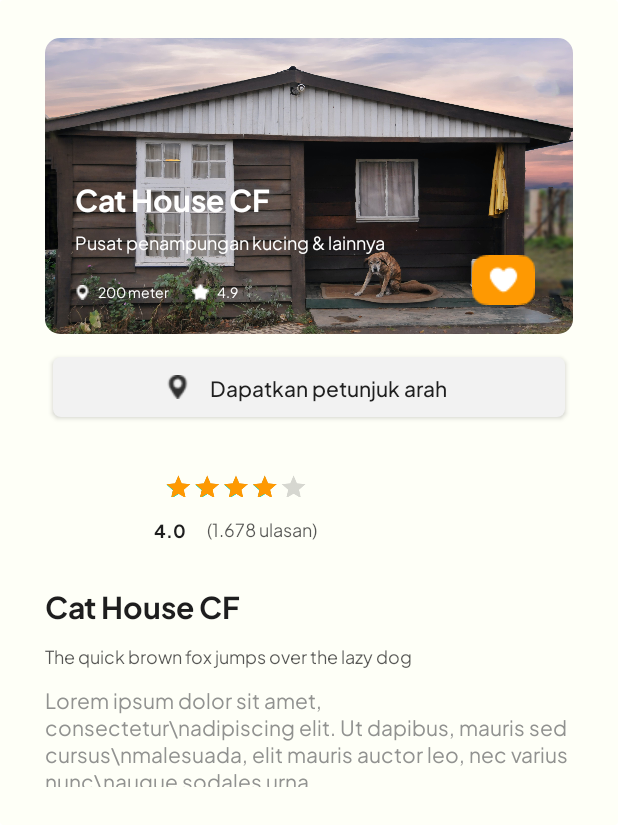
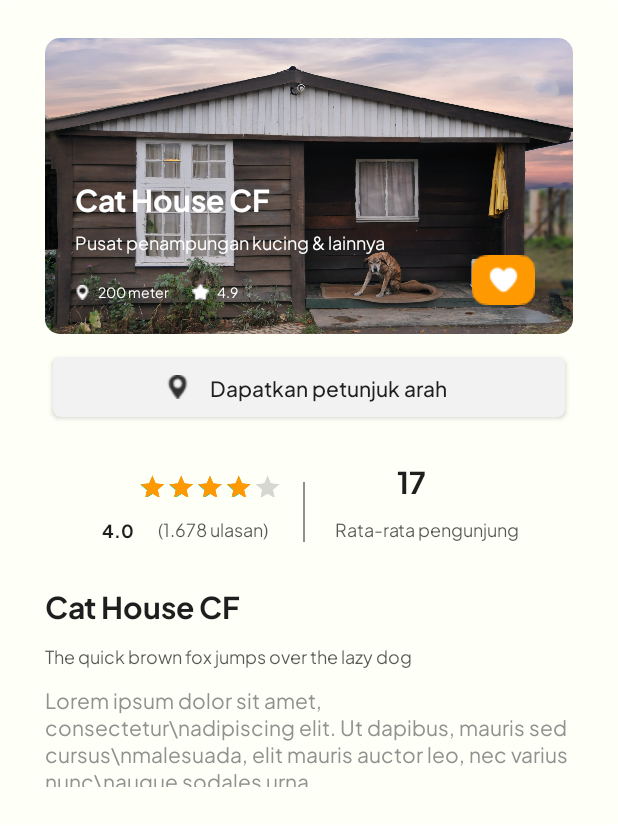
Before and after one commit to Hannn09/adoptify-apps, an Android app: the layout item_shelter.xml on its own in the app's theme, with its tools: preview values and no code run, on a phone screen of 412 x 824 dp. Shown: the top 826 px of the screen. Run offline under Robolectric (Android 15) with nearby library versions, the phone set to English and light mode, and no system bars.

Commit message:
revisi donation

```diff
--- a/app/src/main/res/layout/fragment_home.xml
+++ b/app/src/main/res/layout/fragment_home.xml
@@ -30,7 +30,7 @@
             android:layout_width="wrap_content"
             android:layout_height="wrap_content"
             android:layout_marginStart="30dp"
-            android:layout_marginTop="15dp"
+            android:layout_marginTop="8dp"
             android:fontFamily="@font/plus_jakarta_sans_bold"
             android:text="Hooman!"
             android:textColor="@color/headerColor"
@@ -42,7 +42,7 @@
             android:id="@+id/diamond"
             android:layout_width="16dp"
             android:layout_height="16dp"
-            android:layout_marginTop="8dp"
+            android:layout_marginTop="10dp"
             android:src="@drawable/ic_location_fill"
             app:layout_constraintStart_toStartOf="@+id/username"
             app:layout_constraintTop_toBottomOf="@+id/username" />
@@ -61,7 +61,7 @@
             android:layout_width="wrap_content"
             android:layout_height="wrap_content"
             android:layout_marginStart="7dp"
-            android:layout_marginTop="5dp"
+            android:layout_marginTop="8dp"
             android:fontFamily="@font/plus_jakarta_sans_regular"
             android:text="Kota Malang, Jawa Timur"
             android:textColor="@color/regularTextColor"
--- a/app/src/main/res/layout/item_shelter.xml
+++ b/app/src/main/res/layout/item_shelter.xml
@@ -33,27 +33,27 @@
             android:id="@+id/name_pet_house"
             android:layout_width="wrap_content"
             android:layout_height="wrap_content"
-            android:text="@string/dummy_name_pet"
-            android:fontFamily="@font/plus_jakarta_sans_bold"
-            android:textSize="20sp"
             android:layout_marginStart="20dp"
             android:layout_marginTop="115dp"
+            android:fontFamily="@font/plus_jakarta_sans_bold"
+            android:text="@string/dummy_name_pet"
             android:textColor="@color/white"
+            android:textSize="20sp"
             app:layout_constraintStart_toStartOf="@+id/imgShelter"
-            app:layout_constraintTop_toTopOf="parent"/>
+            app:layout_constraintTop_toTopOf="parent" />
 
         <TextView
             android:id="@+id/desc_pet"
             android:layout_width="260dp"
             android:layout_height="wrap_content"
-            android:text="@string/desc_pet_house"
-            android:fontFamily="@font/plus_jakarta_sans_regular"
-            android:textSize="12sp"
             android:layout_marginStart="20dp"
             android:layout_marginTop="5dp"
+            android:fontFamily="@font/plus_jakarta_sans_regular"
+            android:text="@string/desc_pet_house"
             android:textColor="@color/white"
+            android:textSize="12sp"
             app:layout_constraintStart_toStartOf="@+id/imgShelter"
-            app:layout_constraintTop_toBottomOf="@id/name_pet_house"/>
+            app:layout_constraintTop_toBottomOf="@id/name_pet_house" />
 
         <ImageView
             android:id="@+id/ic_location"
@@ -62,20 +62,20 @@
             android:layout_marginTop="20dp"
             android:src="@drawable/ic_location"
             app:layout_constraintStart_toStartOf="@id/desc_pet"
-            app:layout_constraintTop_toBottomOf="@id/desc_pet"/>
+            app:layout_constraintTop_toBottomOf="@id/desc_pet" />
 
         <TextView
             android:id="@+id/distance"
             android:layout_width="wrap_content"
             android:layout_height="wrap_content"
-            android:text="@string/dummy_distance"
-            android:fontFamily="@font/plus_jakarta_sans_regular"
-            android:textSize="9sp"
             android:layout_marginStart="5dp"
             android:layout_marginTop="17dp"
+            android:fontFamily="@font/plus_jakarta_sans_regular"
+            android:text="@string/dummy_distance"
             android:textColor="@color/white"
+            android:textSize="9sp"
             app:layout_constraintStart_toEndOf="@id/ic_location"
-            app:layout_constraintTop_toBottomOf="@id/desc_pet"/>
+            app:layout_constraintTop_toBottomOf="@id/desc_pet" />
 
         <ImageView
             android:id="@+id/ic_star"
@@ -83,31 +83,31 @@
             android:layout_height="wrap_content"
             android:layout_marginStart="15dp"
             android:src="@drawable/ic_star"
+            app:layout_constraintBottom_toBottomOf="@id/distance"
             app:layout_constraintStart_toEndOf="@id/distance"
-            app:layout_constraintTop_toTopOf="@id/distance"
-            app:layout_constraintBottom_toBottomOf="@id/distance"/>
+            app:layout_constraintTop_toTopOf="@id/distance" />
 
         <TextView
             android:id="@+id/rating"
             android:layout_width="wrap_content"
             android:layout_height="wrap_content"
-            android:text="4.9"
-            android:fontFamily="@font/plus_jakarta_sans_regular"
-            android:textSize="9sp"
             android:layout_marginStart="5dp"
             android:layout_marginTop="17dp"
+            android:fontFamily="@font/plus_jakarta_sans_regular"
+            android:text="4.9"
             android:textColor="@color/white"
+            android:textSize="9sp"
             app:layout_constraintStart_toEndOf="@id/ic_star"
-            app:layout_constraintTop_toBottomOf="@id/desc_pet"/>
+            app:layout_constraintTop_toBottomOf="@id/desc_pet" />
 
         <ImageView
             android:layout_width="wrap_content"
             android:layout_height="wrap_content"
+            android:layout_marginTop="0dp"
             android:layout_marginEnd="25dp"
-            android:layout_marginTop="0dp"
             android:src="@drawable/ic_love_shelter"
-            app:layout_constraintTop_toBottomOf="@id/desc_pet"
-            app:layout_constraintEnd_toEndOf="@id/imgShelter"/>
+            app:layout_constraintEnd_toEndOf="@id/imgShelter"
+            app:layout_constraintTop_toBottomOf="@id/desc_pet" />
 
         <androidx.appcompat.widget.AppCompatButton
             android:id="@+id/btnMaps"
@@ -115,14 +115,29 @@
             android:layout_height="40dp"
             android:layout_marginHorizontal="35dp"
             android:layout_marginVertical="15dp"
+            android:background="@drawable/background_button_fullnews"
+            android:drawableStart="@drawable/ic_maps"
+            android:fontFamily="@font/plus_jakarta_sans_medium"
+            android:gravity="start|center_vertical"
             android:paddingHorizontal="75dp"
             android:text="     Dapatkan petunjuk arah"
             android:textAllCaps="false"
-            android:background="@drawable/background_button_fullnews"
-            android:drawableStart="@drawable/ic_maps"
-            android:gravity="start|center_vertical"
-            android:fontFamily="@font/plus_jakarta_sans_medium"
             app:layout_constraintTop_toBottomOf="@+id/imgShelter" />
+
+        <TextView
+            android:id="@+id/name_shelter"
+            android:layout_width="wrap_content"
+            android:layout_height="wrap_content"
+            android:layout_marginVertical="25dp"
+            android:layout_marginStart="30dp"
+            android:layout_marginEnd="30dp"
+            android:fontFamily="@font/plus_jakarta_sans_bold"
+            android:text="@string/dummy_name_pet"
+            android:textColor="@color/headerColor"
+            android:textSize="20sp"
+            app:layout_constraintStart_toStartOf="parent"
+            app:layout_constraintTop_toBottomOf="@+id/review" />
+
 
         <RatingBar
             android:id="@+id/rating_bar"
@@ -130,33 +145,16 @@
             android:layout_height="40dp"
             android:layout_marginHorizontal="35dp"
             android:layout_marginVertical="25dp"
+            android:layout_marginStart="20dp"
             android:layout_marginTop="24dp"
-
             android:numStars="5"
             android:progressTint="@color/primaryColor"
             android:rating="4"
             android:scaleX="0.4"
-
             android:scaleY="0.4"
             android:stepSize="1"
-            app:layout_constraintEnd_toEndOf="parent"
-            app:layout_constraintHorizontal_bias="0.017"
             app:layout_constraintStart_toStartOf="parent"
             app:layout_constraintTop_toBottomOf="@+id/btnMaps" />
-
-        <TextView
-            android:id="@+id/rate"
-            android:layout_width="wrap_content"
-            android:layout_height="wrap_content"
-            android:layout_marginEnd="0dp"
-            android:layout_marginStart="65dp"
-            android:fontFamily="@font/plus_jakarta_sans_bold"
-            android:text="@string/rate"
-            android:textColor="@color/headerColor"
-            android:textSize="12sp"
-            android:textStyle="bold"
-            app:layout_constraintStart_toStartOf="@+id/rating_bar"
-            app:layout_constraintTop_toBottomOf="@+id/rating_bar" />
 
         <TextView
             android:id="@+id/review"
@@ -167,23 +165,60 @@
             android:textColor="@color/regularTextColor"
             android:textSize="12sp"
             app:layout_constraintEnd_toEndOf="@+id/rating_bar"
-            app:layout_constraintHorizontal_bias="0.182"
+            app:layout_constraintHorizontal_bias="0.164"
             app:layout_constraintStart_toEndOf="@+id/rate"
             app:layout_constraintTop_toBottomOf="@+id/rating_bar" />
 
+        <View
+            android:id="@+id/view10"
+            android:layout_width="1dp"
+            android:layout_height="40dp"
+            android:layout_marginStart="23dp"
+            android:background="@color/hintTextColor"
+            app:layout_constraintBottom_toBottomOf="@+id/review"
+            app:layout_constraintStart_toEndOf="@+id/review" />
+
         <TextView
-            android:id="@+id/name_shelter"
+            android:id="@+id/pengunjung"
             android:layout_width="wrap_content"
             android:layout_height="wrap_content"
             android:layout_marginVertical="25dp"
-            android:layout_marginStart="30dp"
-            android:layout_marginEnd="30dp"
-            android:text="@string/dummy_name_pet"
+            android:layout_marginTop="24dp"
+            android:layout_marginEnd="128dp"
             android:fontFamily="@font/plus_jakarta_sans_bold"
+            android:text="@string/jumlah"
+            android:textColor="@color/headerColor"
             android:textSize="20sp"
+            app:layout_constraintEnd_toEndOf="parent"
+            app:layout_constraintTop_toBottomOf="@+id/btnMaps" />
+
+        <TextView
+            android:id="@+id/rate"
+            android:layout_width="wrap_content"
+            android:layout_height="wrap_content"
+            android:layout_marginStart="48dp"
+            android:fontFamily="@font/plus_jakarta_sans_bold"
+            android:text="@string/rate"
             android:textColor="@color/headerColor"
-            app:layout_constraintStart_toStartOf="parent"
-            app:layout_constraintTop_toBottomOf="@+id/review"/>
+            android:textSize="12sp"
+            android:textStyle="bold"
+            app:layout_constraintStart_toStartOf="@+id/rating_bar"
+            app:layout_constraintTop_toBottomOf="@+id/rating_bar" />
+
+        <TextView
+            android:id="@+id/mean"
+            android:layout_width="wrap_content"
+            android:layout_height="wrap_content"
+            android:fontFamily="@font/plus_jakarta_sans_regular"
+            android:text="@string/mean"
+            android:textColor="@color/regularTextColor"
+            android:textSize="12sp"
+            app:layout_constraintBottom_toBottomOf="@+id/review"
+            app:layout_constraintEnd_toEndOf="@+id/pengunjung"
+            app:layout_constraintHorizontal_bias="0.396"
+            app:layout_constraintStart_toStartOf="@+id/pengunjung"
+            app:layout_constraintTop_toBottomOf="@+id/pengunjung"
+            app:layout_constraintVertical_bias="1.0" />
 
         <TextView
             android:id="@+id/sub_headline"
--- a/app/src/main/res/values/strings.xml
+++ b/app/src/main/res/values/strings.xml
@@ -226,4 +226,6 @@ sed do eiusmod tempor.</item>
     <string name="error_email">Not a valid pattern for email</string>
     <string name="start_donation">Mulai donasi sekarang</string>
     <string name="topup">Top Up</string>
+    <string name="jumlah">17</string>
+    <string name="mean">Rata-rata pengunjung</string>
 </resources>
```
